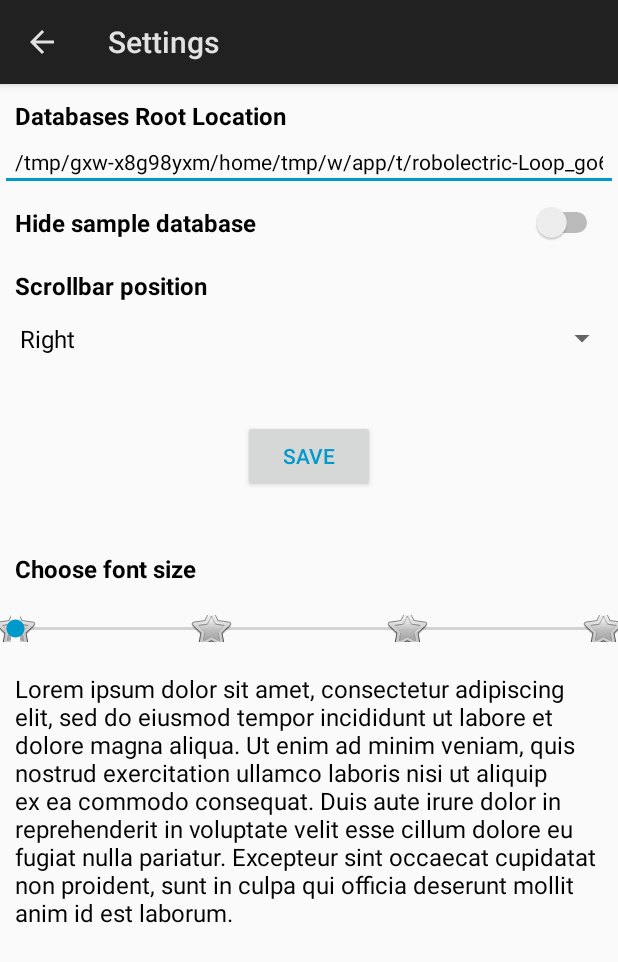
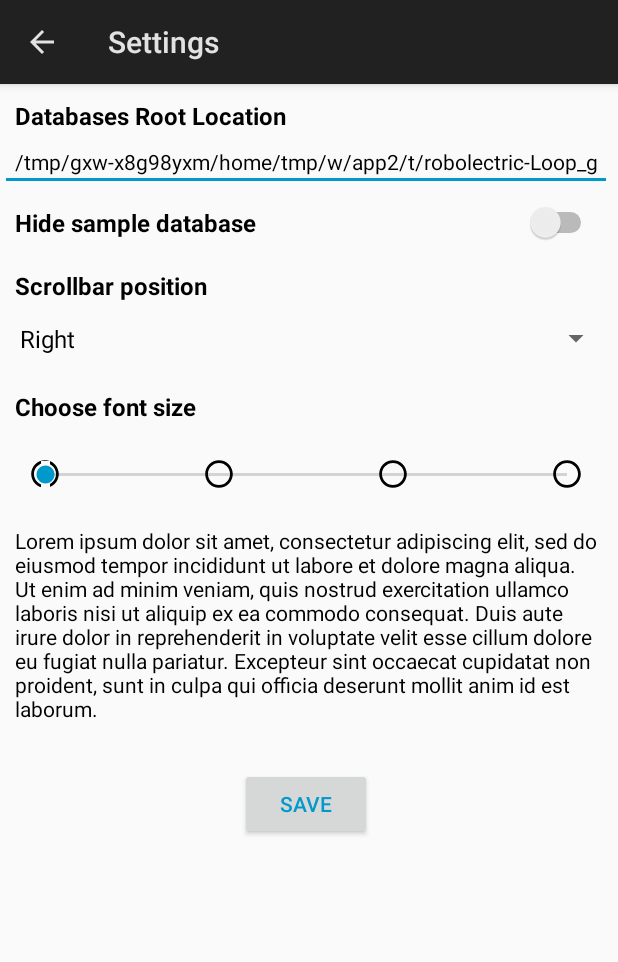
Before and after one commit to avlweb/collectionviewer, an Android app: the Settings screen opened directly, with no data from a screen before it, on a phone screen of 412 x 824 dp. Shown: the top 962 px of the screen. Run offline under Robolectric (Android 15) with nearby library versions, the light colour scheme and no system bars.

Commit message:
Customize seekbar in settings

```diff
--- a/app/src/main/java/com/avlweb/encycloviewer/Settings.java
+++ b/app/src/main/java/com/avlweb/encycloviewer/Settings.java
@@ -24,8 +24,10 @@ public class Settings extends Activity {
     public static final String KEY_DATABASES_ROOT_LOCATION = "key_language";
     public static final String KEY_HIDE_SAMPLE_DATABASE = "key_hide_sample";
     public static final String KEY_SCROLLBAR = "key_scrollbar";
+    public static final String KEY_FONT_SIZE = "key_font_size";
 
-    String[] scrollbarPositions;
+    private String[] scrollbarPositions;
+    private int fontSize;
 
     @Override
     public void onCreate(Bundle savedInstanceState) {
@@ -59,15 +61,23 @@ public class Settings extends Activity {
         adapter.setDropDownViewResource(R.layout.mainlist);
         spinner.setAdapter(adapter);
         spinner.setSelection(scrollbar);
-
+        // Font size
+        fontSize = pref.getInt(KEY_FONT_SIZE, 0);
+        TextView textSeekbar = findViewById(R.id.TextSeekbar);
+        textSeekbar.setTextSize(getFontSizeFromPref(fontSize));
         SeekBar seekBar = findViewById(R.id.seekBar);
+        seekBar.setProgress(fontSize);
         seekBar.setOnSeekBarChangeListener(new SeekBar.OnSeekBarChangeListener() {
             int progressChangedValue = 0;
 
             public void onProgressChanged(SeekBar seekBar, int progress, boolean fromUser) {
                 progressChangedValue = progress;
                 Log.d("Seetings", "seekbar : value = " + progress);
-//                switch (p)
+                if (progress != fontSize) {
+                    TextView textView = findViewById(R.id.TextSeekbar);
+                    textView.setTextSize(getFontSizeFromPref(progress));
+                    fontSize = progress;
+                }
             }
 
             public void onStartTrackingTouch(SeekBar seekBar) {
@@ -86,6 +96,25 @@ public class Settings extends Activity {
         return true;
     }
 
+    private int getFontSizeFromPref(int val) {
+        int res = 14;
+        switch (val) {
+            case 0:
+                res = 14;
+                break;
+            case 1:
+                res = 16;
+                break;
+            case 2:
+                res = 18;
+                break;
+            case 3:
+                res = 20;
+                break;
+        }
+        return res;
+    }
+
     public void SaveSettings(View view) {
         SharedPreferences pref = getApplicationContext().getSharedPreferences(KEY_PREFS, MODE_PRIVATE);
         SharedPreferences.Editor editor = pref.edit();
@@ -95,6 +124,8 @@ public class Settings extends Activity {
         // Scrollbar position
         Spinner spinner = findViewById(R.id.spinnerScrollbar);
         editor.putInt(KEY_SCROLLBAR, spinner.getSelectedItemPosition());
+        // Font size
+        editor.putInt(KEY_FONT_SIZE, fontSize);
         // Hide sample database
         Switch hide = findViewById(R.id.switch_hide);
         editor.putBoolean(KEY_HIDE_SAMPLE_DATABASE, hide.isChecked());
@@ -105,10 +136,9 @@ public class Settings extends Activity {
 
     @Override
     public boolean onOptionsItemSelected(MenuItem item) {
-        switch (item.getItemId()) {
-            case android.R.id.home:
-                NavUtils.navigateUpFromSameTask(this);
-                return true;
+        if (item.getItemId() == android.R.id.home) {
+            NavUtils.navigateUpFromSameTask(this);
+            return true;
         }
         return super.onOptionsItemSelected(item);
     }
--- /dev/null
+++ b/app/src/main/res/drawable-anydpi-v24/seeker_circle.xml
@@ -0,0 +1,12 @@
+<vector xmlns:android="http://schemas.android.com/apk/res/android"
+    android:width="24dp"
+    android:height="24dp"
+    android:viewportWidth="26.086956"
+    android:viewportHeight="26.086956">
+  <group android:translateX="1.0434783"
+      android:translateY="1.0434783">
+      <path
+          android:fillColor="#FF000000"
+          android:pathData="M12,2C6.48,2 2,6.48 2,12s4.48,10 10,10 10,-4.48 10,-10S17.52,2 12,2zM12,20c-4.42,0 -8,-3.58 -8,-8s3.58,-8 8,-8 8,3.58 8,8 -3.58,8 -8,8z"/>
+  </group>
+</vector>
--- a/app/src/main/res/layout/activity_settings.xml
+++ b/app/src/main/res/layout/activity_settings.xml
@@ -1,10 +1,18 @@
-<LinearLayout xmlns:android="http://schemas.android.com/apk/res/android"
+<ScrollView xmlns:android="http://schemas.android.com/apk/res/android"
     xmlns:tools="http://schemas.android.com/tools"
     android:layout_width="match_parent"
     android:layout_height="match_parent"
-    android:gravity="center_horizontal"
-    android:orientation="vertical"
+    android:fadeScrollbars="false"
+    android:fastScrollAlwaysVisible="true"
+    android:fastScrollEnabled="false"
+    android:scrollbarStyle="outsideInset"
+    android:verticalScrollbarPosition="right"
     tools:context=".Settings">
+
+    <LinearLayout
+        android:layout_width="match_parent"
+        android:layout_height="wrap_content"
+        android:orientation="vertical">
 
         <TextView
             android:id="@+id/TextRootLocation"
@@ -58,16 +66,6 @@
             android:layout_height="wrap_content"
             android:padding="5dp" />
 
-    <Button
-        android:id="@+id/save"
-        android:layout_width="wrap_content"
-        android:layout_height="wrap_content"
-        android:layout_margin="30dp"
-        android:gravity="center"
-        android:onClick="SaveSettings"
-        android:padding="10dp"
-        android:text="@string/save" />
-
         <TextView
             android:id="@+id/TextFontSize"
             android:layout_width="match_parent"
@@ -85,9 +83,10 @@
             android:layout_height="wrap_content"
             android:layout_marginTop="20dp"
             android:max="3"
-        android:paddingHorizontal="10dp"
-        android:tickMark="@android:drawable/btn_star_big_off"
-        android:progress="0" />
+            android:paddingHorizontal="30dp"
+            android:paddingVertical="5dp"
+            android:progress="0"
+            android:tickMark="@drawable/seeker_circle" />
 
         <TextView
             android:id="@+id/TextSeekbar"
@@ -97,6 +96,18 @@
             android:paddingHorizontal="10dp"
             android:text="@string/lorem_ipsum"
             android:textColor="@android:color/black"
-        android:textSize="16sp" />
+            android:textSize="14sp" />
+
+        <Button
+            android:id="@+id/save"
+            android:layout_width="wrap_content"
+            android:layout_height="wrap_content"
+            android:layout_gravity="center"
+            android:layout_margin="30dp"
+            android:onClick="SaveSettings"
+            android:padding="10dp"
+            android:text="@string/save" />
 
     </LinearLayout>
+
+</ScrollView>
```
Lines whose indentation alone changed are shown as unchanged.
